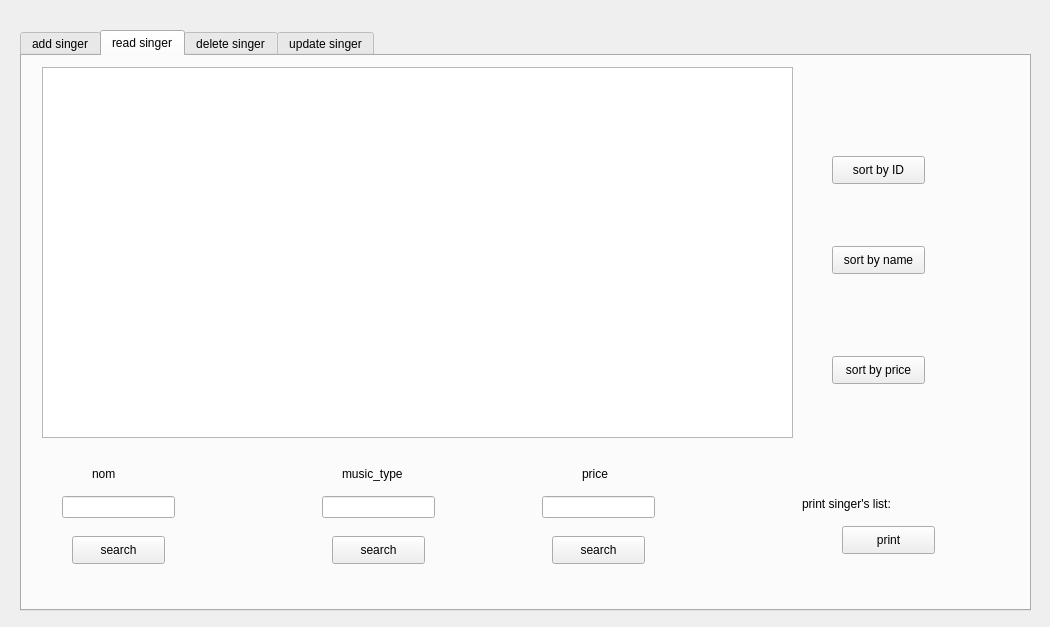
This is zingeeer.ui in melek007/smart_wedding_2a09 as Qt 5 draws it before an edit. The edited form follows.
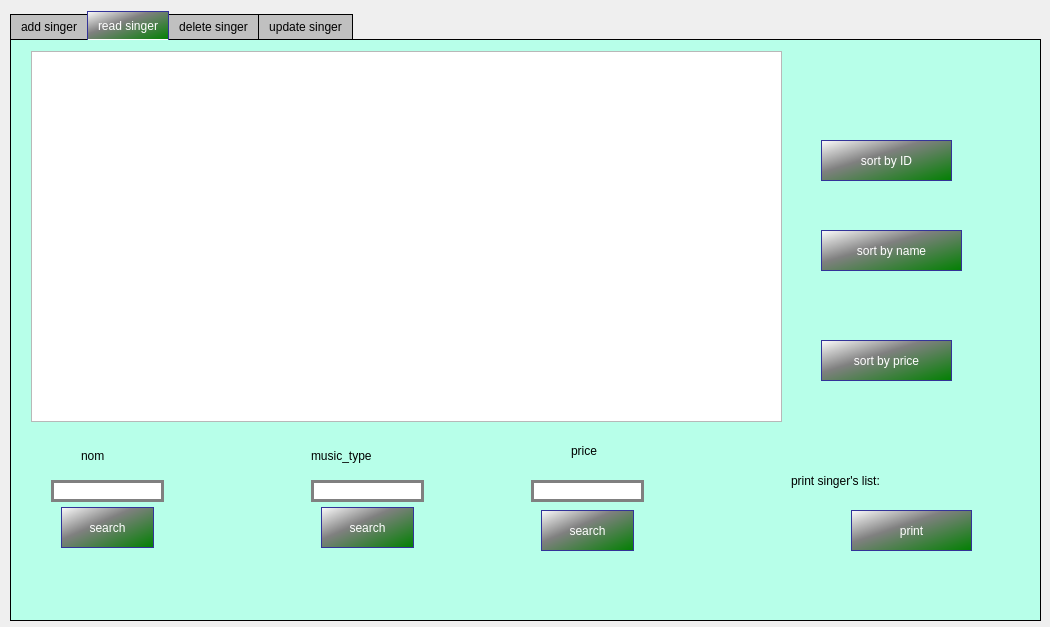
This is the edited form. The open tabs and pages were chosen to show the change.

What changed in the file:
```diff
--- a/zingeeer.ui
+++ b/zingeeer.ui
@@ -13,15 +13,162 @@
   <property name="windowTitle">
    <string>Dialog</string>
   </property>
+  <property name="styleSheet">
+   <string notr="true">QLineEdit {
+	font: 75 8pt &quot;MS Shell Dlg 2&quot;;
+border: 3px solid gray;
+border-radius: 70pxt;
+background: white;
+}
+QDateEdit {
+	font: 75 8pt &quot;MS Shell Dlg 2&quot;;
+border: 3px solid gray;
+border-radius: 40pxt;
+background: white;
+}
+QComboBox {
+color: white;
+background-color: QLinearGradient( x1: 0, y1: 0, x2: 0, y2: 1, stop: 0 #88d, stop: 0.1 #99e, stop: 0.49 #77c, stop: 0.5 #66b, stop: 1 #77c);
+border-width: 1px;
+border-color: #339;
+border-style: solid;
+}
+QPushButton
+{
+ color: white;
+background-color: qlineargradient(x1: 0, y1: 0, x2: 1, y2: 1,stop: 0 white, stop: 0.4 gray,stop: 1 green);
+border-width: 1px;
+border-color: #339;
+border-style: solid;
+
+}
+QPushButton:pressed
+{
+    background-color: QLinearGradient( x1: 0, y1: 0, x2: 0, y2: 1, stop: 0 #2d2d2d, stop: 0.1 #2b2b2b, stop: 0.5 #292929, stop: 0.9 #282828, stop: 1 #252525);
+}
+QTabWidget::pane {
+    border: 1px solid black;
+    background: rgb(135, 135, 220);
+}
+
+QTabWidget::tab-bar:top {
+    top: 1px;
+}
+
+QTabWidget::tab-bar:bottom {
+    bottom: 1px;
+}
+
+QTabWidget::tab-bar:left {
+    right: 1px;
+}
+
+QTabWidget::tab-bar:right {
+    left: 1px;
+}
+
+QTabBar::tab {
+    border: 1px solid black;
+}
+
+QTabBar::tab:selected {
+   color: white;
+background-color: qlineargradient(x1: 0, y1: 0, x2: 1, y2: 1,stop: 0 white, stop: 0.4 gray,stop: 1 green);
+border-width: 1px;
+border-color: #339;
+border-style: solid;
+}
+
+QTabBar::tab:!selected {
+    background: silver;
+}
+
+QTabBar::tab:!selected:hover {
+    background: #999;
+}
+
+QTabBar::tab:top:!selected {
+    margin-top: 3px;
+}
+
+QTabBar::tab:bottom:!selected {
+    margin-bottom: 3px;
+}
+
+QTabBar::tab:top, QTabBar::tab:bottom {
+    min-width: 8ex;
+    margin-right: -1px;
+    padding: 5px 10px 5px 10px;
+}
+
+QTabBar::tab:top:selected {
+    border-bottom-color: none;
+}
+
+QTabBar::tab:bottom:selected {
+    border-top-color: none;
+}
+
+QTabBar::tab:top:last, QTabBar::tab:bottom:last,
+QTabBar::tab:top:only-one, QTabBar::tab:bottom:only-one {
+    margin-right: 0;
+}
+
+QTabBar::tab:left:!selected {
+    margin-right: 3px;
+}
+
+QTabBar::tab:right:!selected {
+    margin-left: 3px;
+}
+
+QTabBar::tab:left, QTabBar::tab:right {
+    min-height: 8ex;
+    margin-bottom: -1px;
+    padding: 10px 5px 10px 5px;
+}
+
+QTabBar::tab:left:selected {
+    border-left-color: none;
+}
+
+QTabBar::tab:right:selected {
+    border-right-color: blue;
+}
+
+QTabBar::tab:left:last, QTabBar::tab:right:last,
+QTabBar::tab:left:only-one, QTabBar::tab:right:only-one {
+    margin-bottom: 0;
+}
+
+
+</string>
+  </property>
   <widget class="QTabWidget" name="managesinger">
    <property name="geometry">
     <rect>
-     <x>20</x>
-     <y>30</y>
-     <width>1011</width>
-     <height>581</height>
+     <x>10</x>
+     <y>10</y>
+     <width>1031</width>
+     <height>611</height>
     </rect>
    </property>
+   <property name="styleSheet">
+    <string notr="true">QLabel{font: 11pt &quot;MS Shell Dlg 2&quot;;}
+QTabWidget::pane {
+    border: 1px solid black;
+    background: rgb(183, 255, 233);}
+QPushButton
+{
+ color: white;
+background-color: qlineargradient(x1: 0, y1: 0, x2: 1, y2: 1,stop: 0 white, stop: 0.4 gray,stop: 1 green);
+border-width: 1px;
+border-color: #339;
+border-style: solid;
+font: 11pt &quot;MS Shell Dlg 2&quot;;}
+
+</string>
+   </property>
    <property name="currentIndex">
     <number>1</number>
    </property>
@@ -190,8 +337,8 @@
       <rect>
        <x>810</x>
        <y>100</y>
-       <width>93</width>
-       <height>28</height>
+       <width>131</width>
+       <height>41</height>
       </rect>
      </property>
      <property name="text">
@@ -203,8 +350,8 @@
       <rect>
        <x>810</x>
        <y>190</y>
-       <width>93</width>
-       <height>28</height>
+       <width>141</width>
+       <height>41</height>
       </rect>
      </property>
      <property name="text">
@@ -216,8 +363,8 @@
       <rect>
        <x>810</x>
        <y>300</y>
-       <width>93</width>
-       <height>28</height>
+       <width>131</width>
+       <height>41</height>
       </rect>
      </property>
      <property name="text">
@@ -228,9 +375,9 @@
      <property name="geometry">
       <rect>
        <x>50</x>
-       <y>480</y>
+       <y>467</y>
        <width>93</width>
-       <height>28</height>
+       <height>41</height>
       </rect>
      </property>
      <property name="text">
@@ -241,9 +388,9 @@
      <property name="geometry">
       <rect>
        <x>310</x>
-       <y>480</y>
+       <y>467</y>
        <width>93</width>
-       <height>28</height>
+       <height>41</height>
       </rect>
      </property>
      <property name="text">
@@ -254,9 +401,9 @@
      <property name="geometry">
       <rect>
        <x>530</x>
-       <y>480</y>
+       <y>470</y>
        <width>93</width>
-       <height>28</height>
+       <height>41</height>
       </rect>
      </property>
      <property name="text">
@@ -297,9 +444,9 @@
      <property name="geometry">
       <rect>
        <x>70</x>
-       <y>410</y>
+       <y>400</y>
        <width>56</width>
-       <height>16</height>
+       <height>31</height>
       </rect>
      </property>
      <property name="text">
@@ -309,10 +456,10 @@
     <widget class="QLabel" name="label_13">
      <property name="geometry">
       <rect>
-       <x>320</x>
-       <y>410</y>
-       <width>71</width>
-       <height>16</height>
+       <x>300</x>
+       <y>400</y>
+       <width>101</width>
+       <height>31</height>
       </rect>
      </property>
      <property name="text">
@@ -323,9 +470,9 @@
      <property name="geometry">
       <rect>
        <x>560</x>
-       <y>410</y>
+       <y>395</y>
        <width>56</width>
-       <height>16</height>
+       <height>31</height>
       </rect>
      </property>
      <property name="text">
@@ -335,10 +482,10 @@
     <widget class="QPushButton" name="pushButton_11">
      <property name="geometry">
       <rect>
-       <x>820</x>
+       <x>840</x>
        <y>470</y>
-       <width>93</width>
-       <height>28</height>
+       <width>121</width>
+       <height>41</height>
       </rect>
      </property>
      <property name="text">
@@ -349,9 +496,9 @@
      <property name="geometry">
       <rect>
        <x>780</x>
-       <y>440</y>
-       <width>141</width>
-       <height>16</height>
+       <y>425</y>
+       <width>171</width>
+       <height>31</height>
       </rect>
      </property>
      <property name="text">
```
Left out of the diff: 88 changed lines with no effect on the pictures.
